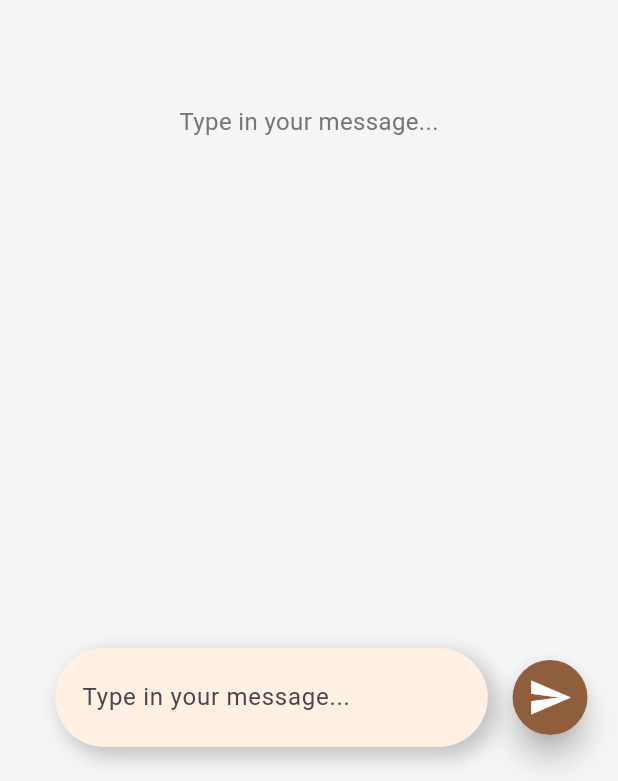
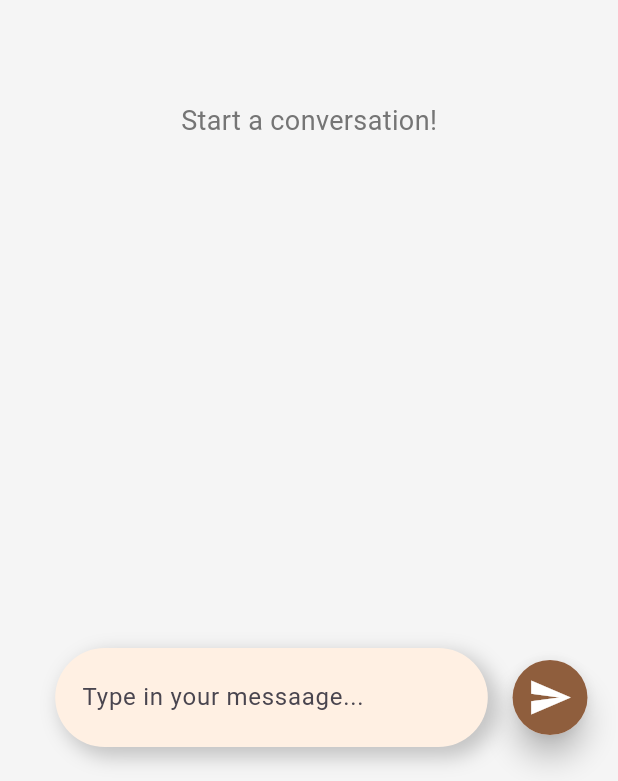
Before and after one commit to Muayad22/hqapp, a Flutter app: the AiChatbot screen opened directly with empty values, on a phone screen of 412 x 824 dp. Shown: the part 452-1233 px from the top of the screen. Run offline on Flutter 3.47's test engine with Material 3 defaults, Android fonts, the phone set to English and light mode, and no system bars; our stand-ins replace audio_video_progress_bar, better_player, carousel_slider, firebase_core, firebase_database, grouped_list and 2 more; missing offline and left inert: email_otp, qr_code_scanner_plus; accounts and stored records are empty.

Commit message:
Ai chatbot small localization

```diff
--- a/lib/localization/app_localizations.dart
+++ b/lib/localization/app_localizations.dart
@@ -533,6 +533,8 @@ class AppLocalizations {
       'audio_player':'Audio Player',
       //AI Chatbot
       'ai_chatbot':'AI Chatbot',
+      'start_conversation':'Start a conversation!',
+      'type_message':'Type in your messaage...',
 
     },
     'ar': {
@@ -993,6 +995,8 @@ class AppLocalizations {
       'audio_player':'مشغل الصوت',
       //AI chatbot
       'ai_chatbot':' مساعد الذكاء الاصطناعي',
+      'start_conversation':'!ابدأ محادثة',
+      'type_message':' ...اكتب رسالتك',
 
     },
   };
--- a/lib/screens/ai_chatbot_screen.dart
+++ b/lib/screens/ai_chatbot_screen.dart
@@ -115,10 +115,10 @@ class _AiChatbotState extends State<AiChatbot> {
                   child: messages.isEmpty
                       ? Center(
                           child: Text(
-                            l.t('Type in your message...'),
+                            l.t('start_conversation'),
                             style: TextStyle(
                               color: Colors.grey.shade600,
-                              fontSize: 16,
+                              fontSize: 18,
                             ),
                           ),
                         )
@@ -229,7 +229,7 @@ class _AiChatbotState extends State<AiChatbot> {
         decoration: InputDecoration(
           border: InputBorder.none,
           contentPadding: const EdgeInsets.all(18),
-          hintText: l.t('Type in your message...'),
+          hintText: l.t('type_message'),
         ),
         onSubmitted: _sendUserMessage,
       ),
--- a/lib/services/ai_service.dart
+++ b/lib/services/ai_service.dart
@@ -6,7 +6,7 @@ Future<String> getOpenRouterResponse(String userInput) async{
   const endpoint =  'https://openrouter.ai/api/v1/chat/completions';
 
   final headers = {
-    'Authorization': 'Bearer  ',
+    'Authorization': 'Bearer ',
     'Content-Type': 'application/json',
   };
 
```
Also changed, not shown: pubspec.lock.
